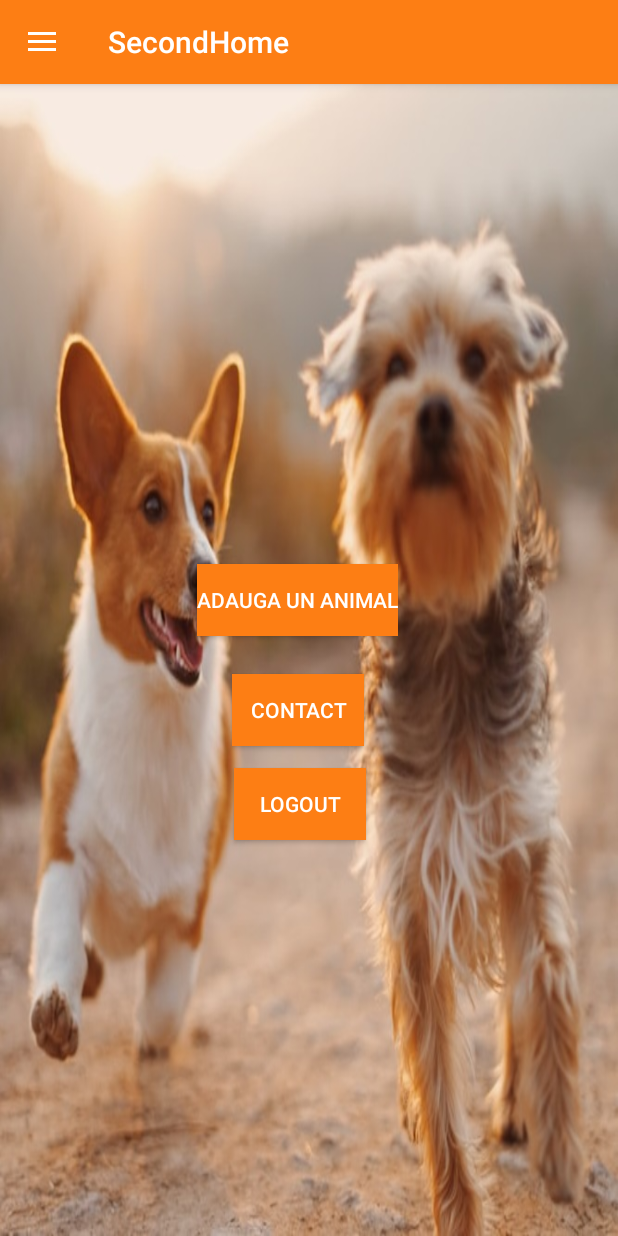
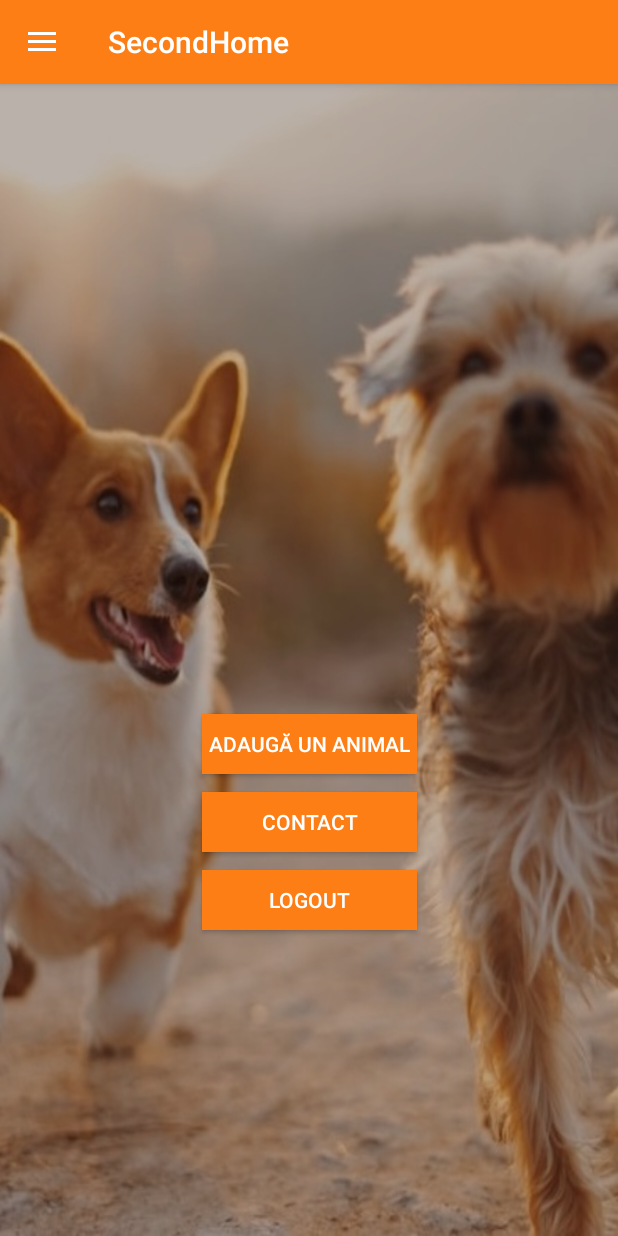
Before and after one commit to VladDuncea/SecondHome, an Android app: the Main2LoggedInActivity screen opened directly, with no data from a screen before it, on a phone screen of 412 x 824 dp. Run offline under Robolectric (Android 15) with nearby library versions, the phone set to English and light mode, and no system bars; our stand-ins replace Volley; network calls fail; 2 statements that could not run were skipped.

Commit message:
Changed layout, added font

```diff
--- /dev/null
+++ b/app/src/main/res/font/dancingscript.xml
@@ -0,0 +1,7 @@
+<?xml version="1.0" encoding="utf-8"?>
+<font-family xmlns:android="http://schemas.android.com/apk/res/android">
+    <font
+        android:fontStyle="normal"
+        android:fontWeight="400"
+        android:font="@font/dancing_script" />
+</font-family>
--- /dev/null
+++ b/app/src/main/res/font/somesource.xml
@@ -0,0 +1,4 @@
+<?xml version="1.0" encoding="utf-8"?>
+<font-family xmlns:android="http://schemas.android.com/apk/res/android">
+
+</font-family>
--- a/app/src/main/res/layout/activity_login.xml
+++ b/app/src/main/res/layout/activity_login.xml
@@ -53,6 +53,7 @@
     android:layout_marginBottom="64dp"
     android:background="@color/green"
     android:textColor="@color/white"
+    android:padding="3dp"
     android:text="Intră în cont"
     app:layout_constraintBottom_toBottomOf="parent"
     app:layout_constraintEnd_toEndOf="parent"
--- a/app/src/main/res/layout/activity_main2_logged_in.xml
+++ b/app/src/main/res/layout/activity_main2_logged_in.xml
@@ -14,42 +14,32 @@
     <androidx.constraintlayout.widget.ConstraintLayout
         android:layout_width="match_parent"
         android:layout_height="match_parent"
-
+        android:background="#44111111"
 
         >
 
         <TextView
             android:id="@+id/userMessage"
-            android:layout_width="344dp"
-            android:layout_height="59dp"
+            android:layout_width="411dp"
+            android:layout_height="120dp"
             android:layout_gravity="center_horizontal"
-            android:layout_marginStart="33dp"
-            android:layout_marginLeft="33dp"
-            android:layout_marginTop="65dp"
-            android:layout_marginEnd="34dp"
-            android:layout_marginRight="34dp"
-            android:layout_marginBottom="458dp"
+            android:layout_marginTop="52dp"
             android:text=""
             android:textAlignment="center"
-            android:textColor="@color/colorAccent"
-            android:textSize="30dp"
-            app:layout_constraintBottom_toBottomOf="parent"
+            android:fontFamily="@font/dancingscript"
+            android:textColor="@color/white"
+            android:textSize="50dp"
             app:layout_constraintEnd_toEndOf="parent"
             app:layout_constraintHorizontal_bias="0.0"
             app:layout_constraintStart_toStartOf="parent"
-            app:layout_constraintTop_toTopOf="parent"
-            app:layout_constraintVertical_bias="0.0" />
+            app:layout_constraintTop_toTopOf="parent" />
 
         <Button
             android:id="@+id/contactButtonLoggedIn"
-            android:layout_width="wrap_content"
-            android:layout_height="wrap_content"
+            android:layout_width="143dp"
+            android:layout_height="40dp"
             android:layout_gravity="center_horizontal"
-            android:layout_marginStart="154dp"
-            android:layout_marginLeft="154dp"
-            android:layout_marginTop="393dp"
-            android:layout_marginEnd="169dp"
-            android:layout_marginRight="169dp"
+            android:layout_marginTop="472dp"
             android:background="@color/colorPrimary"
             android:text="Contact"
             android:textColor="@color/white"
@@ -59,13 +49,9 @@
 
         <Button
             android:id="@+id/logout"
-            android:layout_width="wrap_content"
-            android:layout_height="wrap_content"
-            android:layout_marginStart="155dp"
-            android:layout_marginLeft="155dp"
-            android:layout_marginTop="456dp"
-            android:layout_marginEnd="168dp"
-            android:layout_marginRight="168dp"
+            android:layout_width="143dp"
+            android:layout_height="40dp"
+            android:layout_marginTop="524dp"
             android:background="@color/colorPrimary"
             android:text="logout"
             android:textColor="@color/white"
@@ -75,19 +61,14 @@
 
         <Button
             android:id="@+id/animalForm"
-            android:layout_width="wrap_content"
-            android:layout_height="wrap_content"
+            android:layout_width="143dp"
+            android:layout_height="40dp"
             android:layout_gravity="center_horizontal"
-            android:layout_marginStart="131dp"
-            android:layout_marginLeft="131dp"
-            android:layout_marginTop="320dp"
-            android:layout_marginEnd="169dp"
-            android:layout_marginRight="169dp"
+            android:layout_marginTop="420dp"
             android:background="@color/colorPrimary"
-            android:text="Adauga un animal"
+            android:text="Adaugă un animal"
             android:textColor="@color/white"
             app:layout_constraintEnd_toEndOf="parent"
-            app:layout_constraintHorizontal_bias="0.0"
             app:layout_constraintStart_toStartOf="parent"
             app:layout_constraintTop_toTopOf="parent" />
 
```
Also changed, not shown: app/src/main/res/layout/activity_main.xml (+26 -21 lines), app/src/main/res/drawable/frontpage.jpg, app/src/main/res/font/dancing_script.ttf (added).
